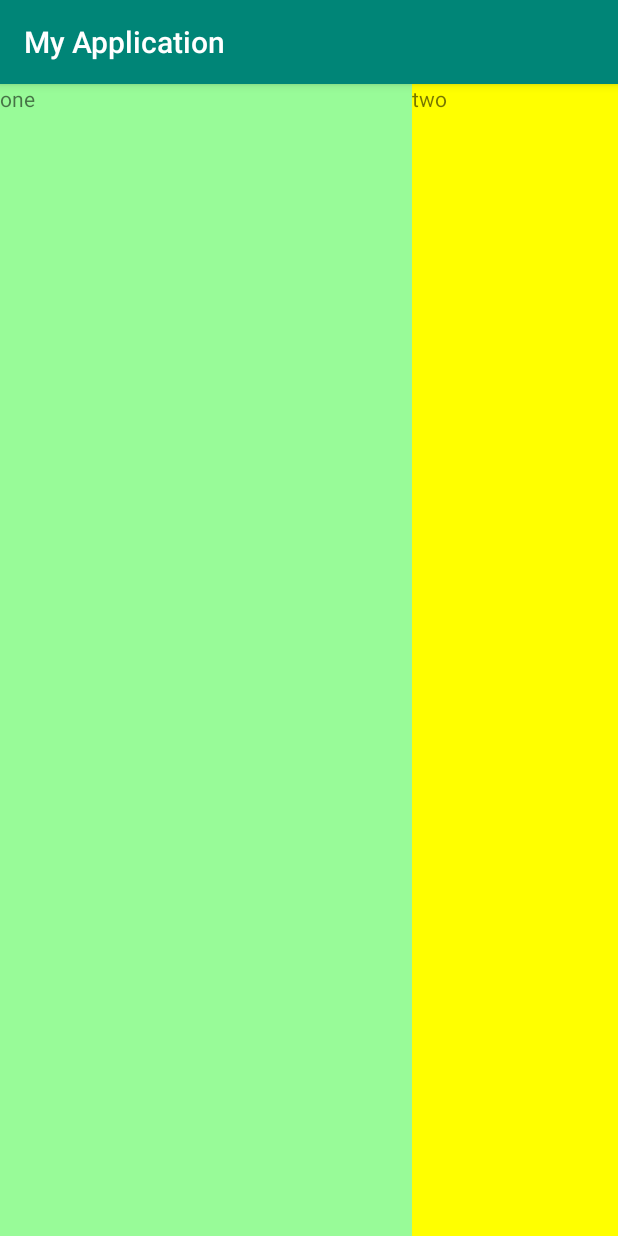
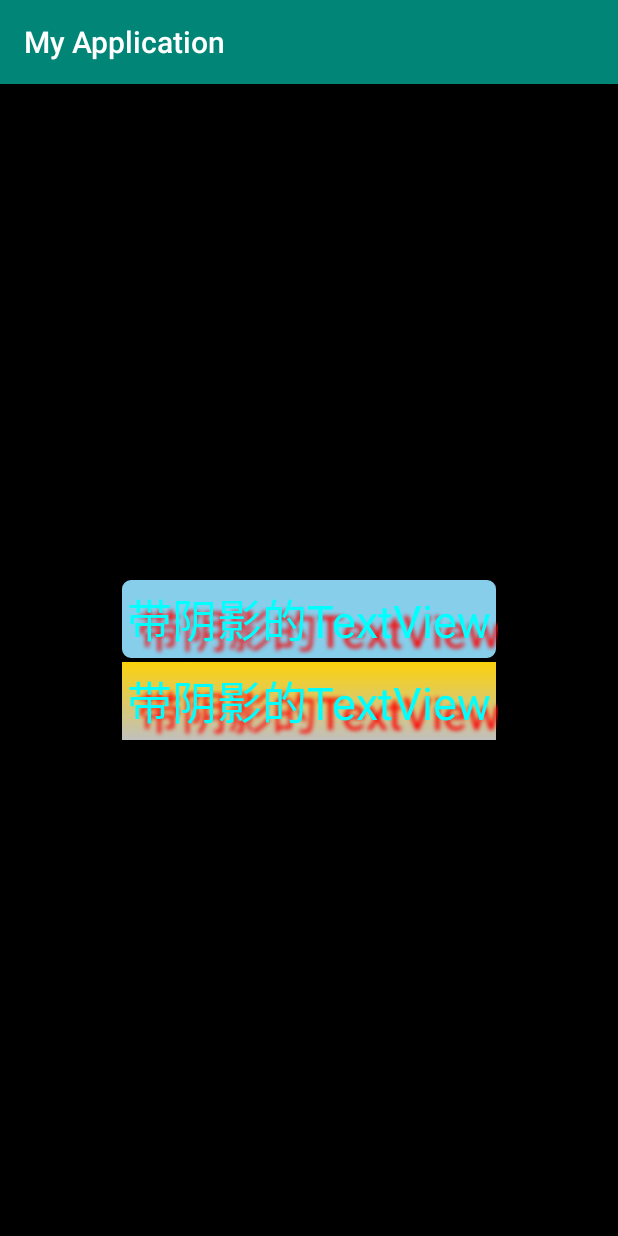
Before and after one commit to kaixuanli/andorid, an Android app: the screen it shows after launch (MainActivity), on a phone screen of 412 x 824 dp. Run offline under Robolectric (Android 15) with nearby library versions, the phone set to English and light mode, and no system bars.

Commit message:
文本外框

```diff
--- a/demo/app/src/main/AndroidManifest.xml
+++ b/demo/app/src/main/AndroidManifest.xml
@@ -16,6 +16,10 @@
                 <category android:name="android.intent.category.LAUNCHER" />
             </intent-filter>
         </activity>
+
+        <meta-data
+            android:name="com.google.android.actions"
+            android:resource="@xml/rectangle" />
     </application>
 
 </manifest>
--- /dev/null
+++ b/demo/app/src/main/res/drawable/fillet_rectangle.xml
@@ -0,0 +1,22 @@
+<?xml version="1.0" encoding="utf-8"?>
+<shape xmlns:android="http://schemas.android.com/apk/res/android">
+    <!-- 设置透明背景色 -->
+    <solid android:color="#87CEEB" />
+
+    <!-- 设置一个黑色边框 -->
+    <stroke
+        android:width="2px"
+        android:color="#000000" />
+    <!-- 设置四个圆角的半径 -->
+    <corners
+        android:bottomLeftRadius="10px"
+        android:bottomRightRadius="10px"
+        android:topLeftRadius="10px"
+        android:topRightRadius="10px" />
+    <!-- 设置一下边距,让空间大一点 -->
+    <padding
+        android:bottom="5dp"
+        android:left="5dp"
+        android:right="5dp"
+        android:top="5dp" />
+</shape>
--- /dev/null
+++ b/demo/app/src/main/res/drawable/rectangle.xml
@@ -0,0 +1,16 @@
+<?xml version="1.0" encoding="utf-8"?>
+<shape  xmlns:android="http://schemas.android.com/apk/res/android">
+    <!-- 设置一个黑色边框 -->
+    <stroke android:width="2px" android:color="#000000"/>
+    <!-- 渐变 -->
+    <gradient
+        android:angle="270"
+        android:endColor="#C0C0C0"
+        android:startColor="#FCD209" />
+    <!-- 设置一下边距,让空间大一点 -->
+    <padding
+        android:left="5dp"
+        android:top="5dp"
+        android:right="5dp"
+        android:bottom="5dp"/>
+</shape >
--- a/demo/app/src/main/res/layout/activity_main.xml
+++ b/demo/app/src/main/res/layout/activity_main.xml
@@ -1,30 +1,34 @@
 <?xml version="1.0" encoding="utf-8"?>
 <LinearLayout xmlns:android="http://schemas.android.com/apk/res/android"
-    xmlns:tools="http://schemas.android.com/tools"
-    android:id="@+id/LinearLayout1"
     android:layout_width="match_parent"
-    android:layout_height="match_parent" >
+    android:layout_height="match_parent"
+    android:gravity="center"
+    android:orientation="vertical"
+    android:background="#000000">
 
     <TextView
-        android:layout_weight="1"
-        android:layout_width="fill_parent"
-        android:layout_height="fill_parent"
-        android:text="one"
-        android:background="#98FB98"
-        />
+        android:layout_width="wrap_content"
+        android:layout_height="wrap_content"
+        android:layout_centerInParent="true"
+        android:shadowColor="#FF0000"
+        android:shadowDx="10.0"
+        android:shadowDy="10.0"
+        android:shadowRadius="3.0"
+        android:text="带阴影的TextView"
+        android:textColor="#00FFFF"
+        android:textSize="30sp"
+        android:background="@drawable/fillet_rectangle"/>
+
     <TextView
-        android:layout_weight="2"
-        android:layout_width="fill_parent"
-        android:layout_height="fill_parent"
-        android:text="two"
-        android:background="#FFFF00"
-        />
-    <TextView
-        android:layout_weight="3"
-        android:layout_width="fill_parent"
-        android:layout_height="fill_parent"
-        android:text="three"
-        android:background="#FF00FF"
-        />
-
+        android:layout_width="wrap_content"
+        android:layout_height="wrap_content"
+        android:layout_centerInParent="true"
+        android:shadowColor="#FF0000"
+        android:shadowDx="10.0"
+        android:shadowDy="10.0"
+        android:shadowRadius="3.0"
+        android:text="带阴影的TextView"
+        android:textColor="#00FFFF"
+        android:textSize="30sp"
+        android:background="@drawable/rectangle"/>
 </LinearLayout>
--- /dev/null
+++ b/demo/app/src/main/res/xml/rectangle.xml
@@ -0,0 +1,14 @@
+<?xml version ="1.0" encoding ="utf-8"?><!--  Learn More about how to use App Actions: https://developer.android.com/guide/actions/index.html -->
+<actions>
+    <!--    Example Action -->
+    <!--    <action intentName="Intent name (actions.intent.*)"> -->
+    <!--        <action-display -->
+    <!--            icon="@mipmap/..." -->
+    <!--            labelTemplate="@array/..." /> -->
+    <!--        <fulfillment urlTemplate="Action content URI or URL"> -->
+    <!--            <parameter-mapping -->
+    <!--                intentParameter="Parameter name in Intent URI" -->
+    <!--                urlParameter="Parameter name in URL" /> -->
+    <!--        </fulfillment> -->
+    <!--    </action> -->
+</actions>
```
